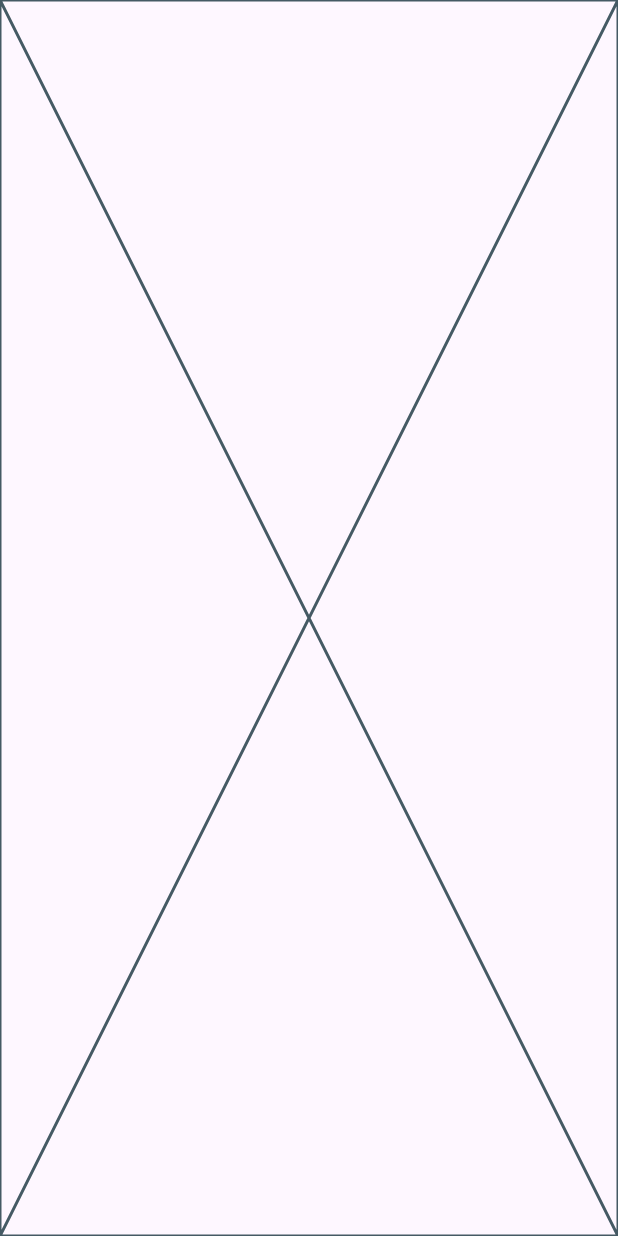
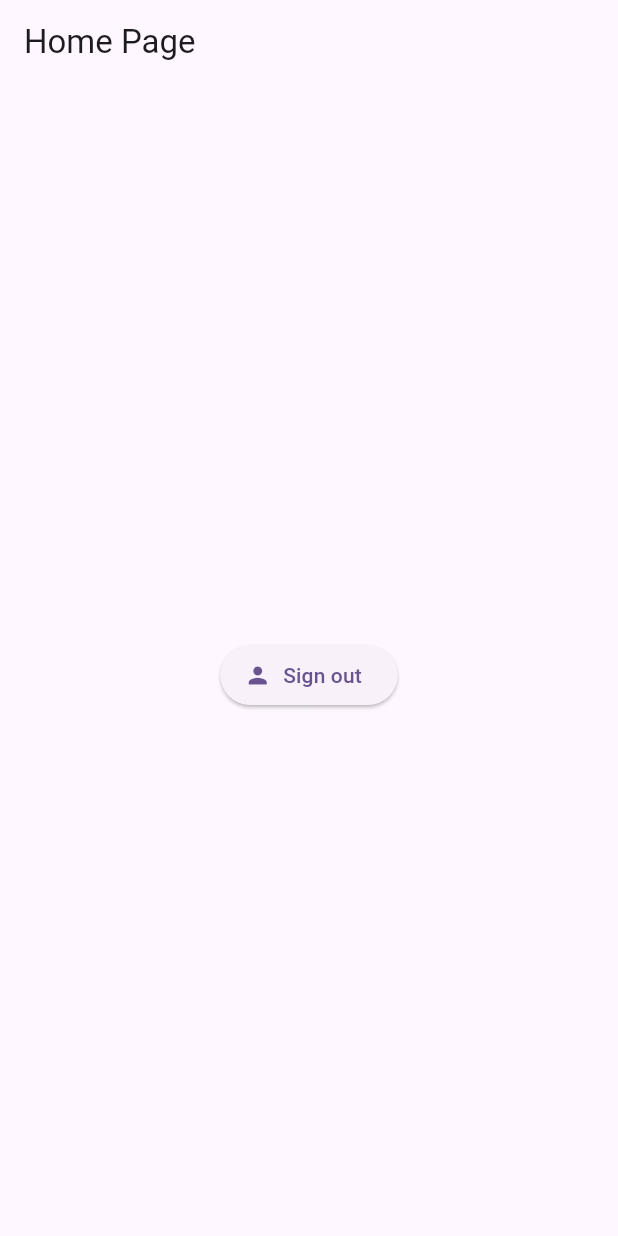
Before and after one commit to Langelozzi/calendar_rise, a Flutter app: the screen it shows once a user with an empty profile is signed in, on a phone screen of 412 x 824 dp. Run offline on Flutter 3.47's test engine with Material 3 defaults, Android fonts, the phone set to English and light mode, and no system bars; our stand-ins replace firebase_auth, firebase_core, get, google_sign_in; accounts and stored records are empty.

Commit message:
add sign out button to home page

```diff
--- a/lib/interfaces/auth_service_interface.dart
+++ b/lib/interfaces/auth_service_interface.dart
@@ -2,4 +2,5 @@ import 'package:calendar_rise/models/authorized_user.dart';
 
 abstract class AuthService {
   Future<AuthorizedUser> signIn();
+  signOut();
 }
--- a/lib/pages/home_page.dart
+++ b/lib/pages/home_page.dart
@@ -1,3 +1,6 @@
+import 'package:calendar_rise/interfaces/auth_service_interface.dart';
+import 'package:calendar_rise/models/authorized_user.dart';
+import 'package:calendar_rise/services/google_auth_service.dart';
 import 'package:flutter/material.dart';
 
 class HomePage extends StatefulWidget {
@@ -11,8 +14,31 @@ class HomePage extends StatefulWidget {
 class _HomePageState extends State<HomePage> {
   _HomePageState();
 
+  signOut() async {
+    AuthService authService = GoogleAuthService();
+    await authService.signOut();
+  }
+
   @override
   Widget build(BuildContext context) {
-    return const Placeholder();
+    return Scaffold(
+      appBar: AppBar(
+        title: const Text('Home Page'),
+      ),
+      body: Center(
+        child: Column(
+          mainAxisAlignment: MainAxisAlignment.center,
+          children: [
+            const SizedBox(height: 20),
+            ElevatedButton.icon(
+              onPressed: signOut,
+              icon: const Icon(Icons.person),
+              label: const Text('Sign out'),
+            ),
+          ],
+        ),
+      ),
+    );
+    ;
   }
 }
--- a/lib/services/google_auth_service.dart
+++ b/lib/services/google_auth_service.dart
@@ -4,6 +4,8 @@ import 'package:firebase_auth/firebase_auth.dart';
 import 'package:google_sign_in/google_sign_in.dart';
 
 class GoogleAuthService implements AuthService {
+  FirebaseAuth auth = FirebaseAuth.instance;
+
   @override
   Future<AuthorizedUser> signIn() async {
     const String calendarScope = 'https://www.googleapis.com/auth/calendar';
@@ -13,7 +15,6 @@ class GoogleAuthService implements AuthService {
 
     final GoogleSignInAuthentication googleAuth =
         await googleUser!.authentication;
-
     final credential = GoogleAuthProvider.credential(
         accessToken: googleAuth.accessToken, idToken: googleAuth.idToken);
 
@@ -27,4 +28,9 @@ class GoogleAuthService implements AuthService {
         googleAuth.accessToken!,
         googleAuth.idToken);
   }
+
+  @override
+  signOut() async {
+    await auth.signOut();
+  }
 }
```
Also changed, not shown: 2 other files.
